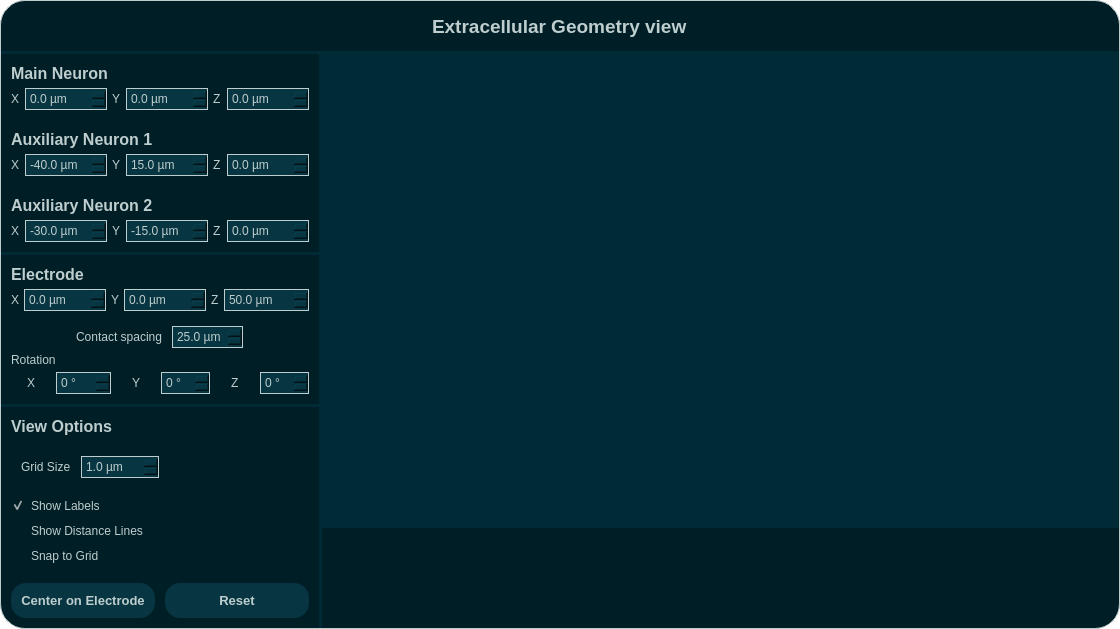
This is Software/GUI - PyQt6-PySide6/UI_Tetrode.ui in OpenSourceNeuro/Spikeling as Qt 5 draws it before an edit. The edited form follows.
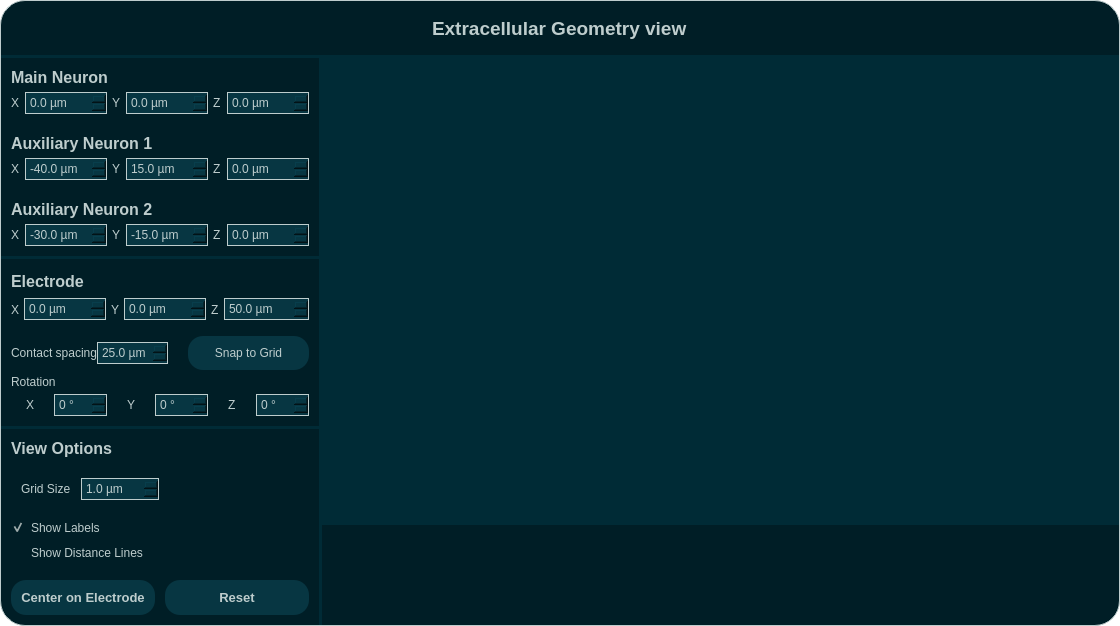
This is the edited form. Icons and pictures are not drawn. Custom widgets are drawn as their Qt base class.

Commit message: update software tetrode rotation fixed

What changed in the file:
```diff
--- a/Software/GUI - PyQt6-PySide6/UI_Tetrode.ui
+++ b/Software/GUI - PyQt6-PySide6/UI_Tetrode.ui
@@ -996,8 +996,8 @@
                   </layout>
                  </widget>
                 </item>
-                <item alignment="Qt::AlignHCenter">
-                 <widget class="QFrame" name="Tetrode_Parameters_Electrode_Spacing_frame">
+                <item>
+                 <widget class="QFrame" name="Tetrode_Parameters_Electrode_Position_frame">
                   <property name="frameShape">
                    <enum>QFrame::StyledPanel</enum>
                   </property>
@@ -1006,13 +1006,37 @@
                   </property>
                   <layout class="QHBoxLayout" name="horizontalLayout_7">
                    <property name="spacing">
-                    <number>10</number>
+                    <number>20</number>
                    </property>
                    <property name="leftMargin">
                     <number>0</number>
                    </property>
                    <property name="topMargin">
                     <number>10</number>
+                   </property>
+                   <property name="rightMargin">
+                    <number>0</number>
+                   </property>
+                   <property name="bottomMargin">
+                    <number>0</number>
+                   </property>
+                   <item alignment="Qt::AlignLeft">
+                    <widget class="QFrame" name="Tetrode_Parameters_Electrode_Spacing_frame">
+                     <property name="frameShape">
+                      <enum>QFrame::StyledPanel</enum>
+                     </property>
+                     <property name="frameShadow">
+                      <enum>QFrame::Raised</enum>
+                     </property>
+                     <layout class="QHBoxLayout" name="horizontalLayout_16">
+                      <property name="spacing">
+                       <number>0</number>
+                      </property>
+                      <property name="leftMargin">
+                       <number>0</number>
+                      </property>
+                      <property name="topMargin">
+                       <number>0</number>
                    </property>
                    <property name="rightMargin">
                     <number>0</number>
@@ -1050,6 +1074,46 @@
                  </widget>
                 </item>
                 <item>
+                    <widget class="QFrame" name="Tetrode_Parameters_View_SnaToGrid_frame">
+                     <property name="frameShape">
+                      <enum>QFrame::StyledPanel</enum>
+                     </property>
+                     <property name="frameShadow">
+                      <enum>QFrame::Raised</enum>
+                     </property>
+                     <layout class="QHBoxLayout" name="horizontalLayout_17">
+                      <property name="spacing">
+                       <number>0</number>
+                      </property>
+                      <property name="leftMargin">
+                       <number>0</number>
+                      </property>
+                      <property name="topMargin">
+                       <number>0</number>
+                      </property>
+                      <property name="rightMargin">
+                       <number>0</number>
+                      </property>
+                      <property name="bottomMargin">
+                       <number>0</number>
+                      </property>
+                      <item>
+                       <widget class="QPushButton" name="Tetrode_Parameters_View_SnaToGrid_pushButton">
+                        <property name="text">
+                         <string>Snap to Grid</string>
+                        </property>
+                        <property name="checkable">
+                         <bool>false</bool>
+                        </property>
+                       </widget>
+                      </item>
+                     </layout>
+                    </widget>
+                   </item>
+                  </layout>
+                 </widget>
+                </item>
+                <item>
                  <widget class="QFrame" name="Tetrode_Parameters_Electrode_Rot_frame">
                   <property name="frameShape">
                    <enum>QFrame::StyledPanel</enum>
@@ -1116,8 +1180,11 @@
                         <property name="suffix">
                          <string> °</string>
                         </property>
+                        <property name="minimum">
+                         <number>-90</number>
+                        </property>
                         <property name="maximum">
-                         <number>180</number>
+                         <number>90</number>
                         </property>
                        </widget>
                       </item>
@@ -1133,6 +1200,9 @@
                         <property name="suffix">
                          <string> °</string>
                         </property>
+                        <property name="minimum">
+                         <number>-90</number>
+                        </property>
                         <property name="maximum">
                          <number>90</number>
                         </property>
@@ -1150,6 +1220,9 @@
                         <property name="suffix">
                          <string> °</string>
                         </property>
+                        <property name="minimum">
+                         <number>-90</number>
+                        </property>
                         <property name="maximum">
                          <number>90</number>
                         </property>
@@ -1324,13 +1397,6 @@
                      </property>
                     </widget>
                    </item>
-                   <item>
-                    <widget class="QCheckBox" name="Tetrode_Parameters_View_SnaToGrid_checkBox">
-                     <property name="text">
-                      <string>Snap to Grid</string>
-                     </property>
-                    </widget>
-                   </item>
                   </layout>
                  </widget>
                 </item>
@@ -1596,30 +1662,6 @@
                  </widget>
                 </item>
                 <item>
-                 <widget class="QFrame" name="Tetrode_Distance_Readout_frame">
-                  <property name="frameShape">
-                   <enum>QFrame::StyledPanel</enum>
-                  </property>
-                  <property name="frameShadow">
-                   <enum>QFrame::Raised</enum>
-                  </property>
-                  <layout class="QVBoxLayout" name="verticalLayout_18">
-                   <property name="spacing">
-                    <number>0</number>
-                   </property>
-                   <property name="leftMargin">
-                    <number>0</number>
-                   </property>
-                   <property name="topMargin">
-                    <number>0</number>
-                   </property>
-                   <property name="rightMargin">
-                    <number>0</number>
-                   </property>
-                   <property name="bottomMargin">
-                    <number>0</number>
-                   </property>
-                   <item>
                     <widget class="QFrame" name="Tetrode_Distance_Readout_Neuron1_frame">
                      <property name="frameShape">
                       <enum>QFrame::StyledPanel</enum>
@@ -1627,7 +1669,7 @@
                      <property name="frameShadow">
                       <enum>QFrame::Raised</enum>
                      </property>
-                     <layout class="QVBoxLayout" name="verticalLayout_20">
+                  <layout class="QVBoxLayout" name="verticalLayout_22">
                       <property name="spacing">
                        <number>0</number>
                       </property>
@@ -1681,7 +1723,7 @@
                      <property name="frameShadow">
                       <enum>QFrame::Raised</enum>
                      </property>
-                     <layout class="QVBoxLayout" name="verticalLayout_22">
+                  <layout class="QVBoxLayout" name="verticalLayout_20">
                       <property name="spacing">
                        <number>0</number>
                       </property>
@@ -1697,9 +1739,6 @@
                       <property name="bottomMargin">
                        <number>0</number>
                       </property>
-                     </layout>
-                    </widget>
-                   </item>
                   </layout>
                  </widget>
                 </item>
```
Left out of the diff: 3 changed lines with no effect on the pictures. Lines whose indentation alone changed are shown as unchanged. The commit also changes 4 other files.
